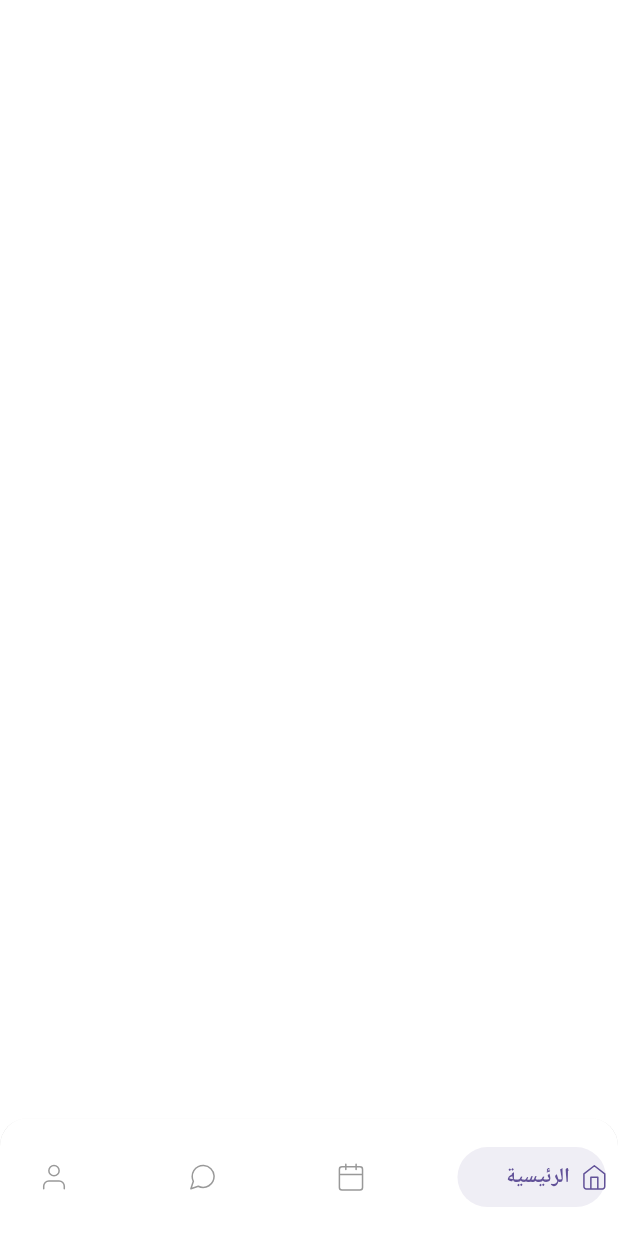
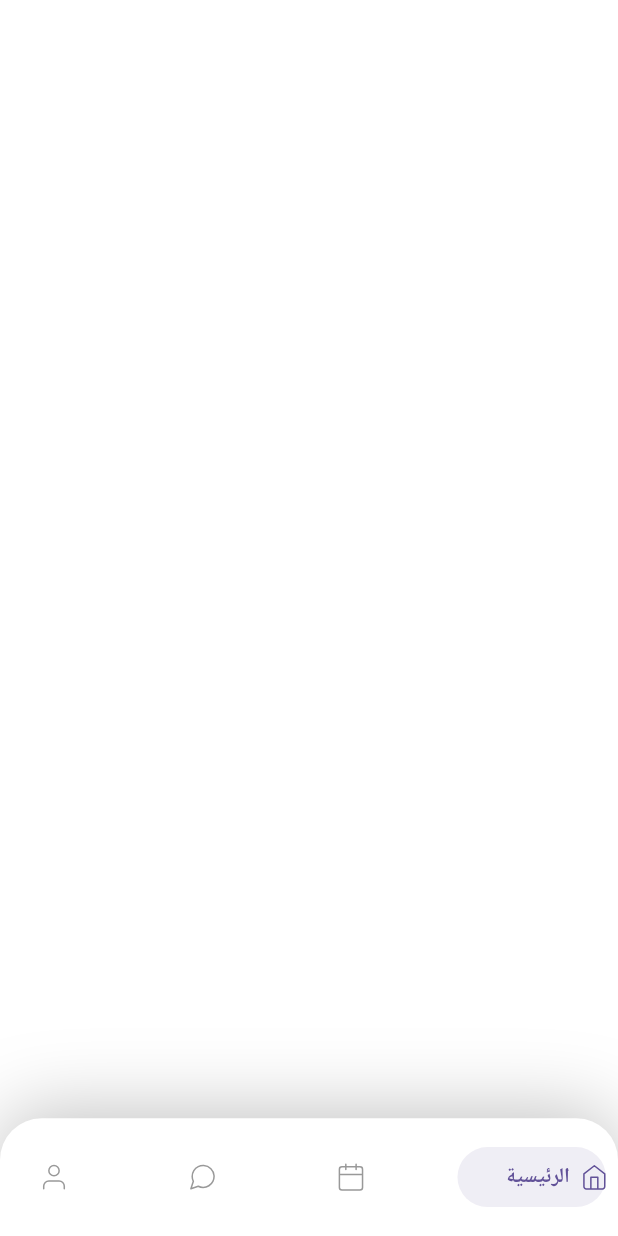
Before and after one commit to MostafaBastawy/Task_Badr, a Flutter app: the screen it shows after launch, on a phone screen of 412 x 824 dp. Run offline on Flutter 3.47's test engine with Material 2 defaults, Android fonts, the light colour scheme and no system bars; drawn by our look-alikes of salomon_bottom_bar; our stand-ins replace easy_localization, flutter_bloc, flutter_screenutil, flutter_svg; generated files the repository leaves out were written again.

Commit message:
bottom nav bar finished screens structure finished

```diff
--- a/lib/modules/booking_screen/booking_screen.dart
+++ b/lib/modules/booking_screen/booking_screen.dart
@@ -5,9 +5,8 @@ class BookingScreen extends StatelessWidget {
 
   @override
   Widget build(BuildContext context) {
-    return Scaffold(
-      appBar: null,
-      extendBodyBehindAppBar: true,
+    return Column(
+      children: [],
     );
   }
 }
--- a/lib/modules/chat_screen/chat_screen.dart
+++ b/lib/modules/chat_screen/chat_screen.dart
@@ -5,9 +5,8 @@ class ChatScreen extends StatelessWidget {
 
   @override
   Widget build(BuildContext context) {
-    return Scaffold(
-      appBar: null,
-      extendBodyBehindAppBar: true,
+    return Column(
+      children: [],
     );
   }
 }
--- a/lib/modules/home_layout/home_layout.dart
+++ b/lib/modules/home_layout/home_layout.dart
@@ -1,5 +1,6 @@
 import 'package:flutter/material.dart';
 import 'package:flutter_bloc/flutter_bloc.dart';
+import 'package:flutter_screenutil/flutter_screenutil.dart';
 import 'package:task_badr/modules/home_layout/home_layout_cubit/home_layout_cubit.dart';
 import 'package:task_badr/modules/home_layout/home_layout_cubit/home_layout_states.dart';
 import 'package:task_badr/modules/home_layout/widgets/app_bottom_navigation_bar.dart';
@@ -14,8 +15,20 @@ class HomeLayout extends StatelessWidget {
       builder: (BuildContext context, state) => Scaffold(
         extendBodyBehindAppBar: true,
         appBar: null,
-        body: cubit.screensBody[cubit.currentIndex],
-        bottomNavigationBar: const AppBottomNavigationBar(),
+        body: Stack(
+          children: [
+            Positioned.fill(
+              child: cubit.screensBody[cubit.currentIndex],
+            ),
+            Padding(
+              padding: EdgeInsetsDirectional.only(bottom: 0.h),
+              child: const Align(
+                alignment: AlignmentDirectional.bottomCenter,
+                child: AppBottomNavigationBar(),
+              ),
+            ),
+          ],
+        ),
       ),
     );
   }
--- a/lib/modules/home_layout/widgets/app_bottom_navigation_bar.dart
+++ b/lib/modules/home_layout/widgets/app_bottom_navigation_bar.dart
@@ -15,16 +15,15 @@ class AppBottomNavigationBar extends StatelessWidget {
   Widget build(BuildContext context) {
     HomeLayoutCubit cubit = context.read<HomeLayoutCubit>();
     return BlocBuilder<HomeLayoutCubit, HomeLayoutStates>(
-      builder: (BuildContext context, state) => ClipRRect(
-        borderRadius: BorderRadius.only(
-          topLeft: Radius.circular(20.r),
-          topRight: Radius.circular(20.r),
-        ),
-        child: Container(
+      builder: (BuildContext context, state) => Container(
         width: 375.w,
         height: 85.h,
         decoration: BoxDecoration(
           color: ColorsManager.fffffff,
+          borderRadius: BorderRadius.only(
+            topRight: Radius.circular(30.r),
+            topLeft: Radius.circular(30.r),
+          ),
           boxShadow: ShadowsManager.shadow1,
         ),
         child: SalomonBottomBar(
@@ -122,7 +121,6 @@ class AppBottomNavigationBar extends StatelessWidget {
           ],
         ),
       ),
-      ),
     );
   }
 }
--- a/lib/modules/home_screen/home_screen.dart
+++ b/lib/modules/home_screen/home_screen.dart
@@ -1,13 +1,23 @@
 import 'package:flutter/material.dart';
+import 'package:flutter_screenutil/flutter_screenutil.dart';
 
 class HomeScreen extends StatelessWidget {
   const HomeScreen({Key? key}) : super(key: key);
 
   @override
   Widget build(BuildContext context) {
-    return Scaffold(
-      appBar: null,
-      extendBodyBehindAppBar: true,
+    return SingleChildScrollView(
+      child: Column(
+        children: [
+          Container(
+            width: 375.w,
+            height: 1000.h,
+            decoration: BoxDecoration(
+              color: Colors.white,
+            ),
+          )
+        ],
+      ),
     );
   }
 }
--- a/lib/modules/profile_screen/profile_screen.dart
+++ b/lib/modules/profile_screen/profile_screen.dart
@@ -5,9 +5,8 @@ class ProfileScreen extends StatelessWidget {
 
   @override
   Widget build(BuildContext context) {
-    return Scaffold(
-      appBar: null,
-      extendBodyBehindAppBar: true,
+    return Column(
+      children: [],
     );
   }
 }
--- a/lib/utilis/styles/shadows_manager.dart
+++ b/lib/utilis/styles/shadows_manager.dart
@@ -1,12 +1,12 @@
-import 'package:flutter/cupertino.dart';
+import 'package:flutter/material.dart';
 import 'package:task_badr/utilis/styles/colors_manager.dart';
 
 class ShadowsManager {
   static final shadow1 = [
     BoxShadow(
       color: ColorsManager.f000000.withOpacity(0.25),
-      offset: const Offset(0, 4),
-      blurRadius: 4,
+      offset: const Offset(0, -3),
+      blurRadius: 44,
       spreadRadius: 0,
     ),
   ];
--- a/lib/utilis/styles/themes.dart
+++ b/lib/utilis/styles/themes.dart
@@ -1,4 +1,3 @@
-import 'package:easy_localization/easy_localization.dart';
 import 'package:flutter/material.dart';
 import 'package:flutter/services.dart';
 import 'package:flutter_screenutil/flutter_screenutil.dart';
@@ -7,44 +6,31 @@ import 'package:task_badr/utilis/styles/colors_manager.dart';
 ThemeData lightTheme(BuildContext context) => ThemeData(
       useMaterial3: false,
       scaffoldBackgroundColor: ColorsManager.fffffff,
-      fontFamily:
-          EasyLocalization.of(context)!.currentLocale == const Locale('en')
-              ? 'Poppins'
-              : 'ALJazeera',
+      fontFamily: 'Alexandria',
       appBarTheme: AppBarTheme(
-        toolbarTextStyle: TextStyle(
-          fontFamily:
-              EasyLocalization.of(context)!.currentLocale == const Locale('en')
-                  ? 'Poppins'
-                  : 'ALJazeera',
+        toolbarTextStyle: const TextStyle(
+          fontFamily: 'Alexandria',
         ),
         systemOverlayStyle: const SystemUiOverlayStyle(
           statusBarColor: Colors.transparent,
-          statusBarBrightness: Brightness.light,
-          statusBarIconBrightness: Brightness.dark,
+          statusBarBrightness: Brightness.dark,
+          statusBarIconBrightness: Brightness.light,
           systemStatusBarContrastEnforced: true,
         ),
         color: ColorsManager.fffffff,
         elevation: 0.0,
         iconTheme: const IconThemeData(
-            // color: ColorsManager.f16C4BB,
-            ),
+          color: ColorsManager.fffffff,
+        ),
         centerTitle: false,
         titleTextStyle: TextStyle(
-          // color: ColorsManager.f0B395E,
+          color: ColorsManager.fffffff,
           fontStyle: FontStyle.normal,
           fontWeight: FontWeight.w700,
           fontSize: 18.sp,
-          fontFamily:
-              EasyLocalization.of(context)!.currentLocale == const Locale('en')
-                  ? 'Poppins'
-                  : 'ALJazeera',
+          fontFamily: 'Alexandria',
         ),
-        //   actionsIconTheme: const IconThemeData(color: ColorsManager.f0B395E),
-      ),
-      bottomSheetTheme: const BottomSheetThemeData(
-        backgroundColor: Colors.transparent,
-        elevation: 0.0,
       ),
     );
+
 ThemeData darkTheme = ThemeData();
```
Lines whose indentation alone changed are shown as unchanged.
